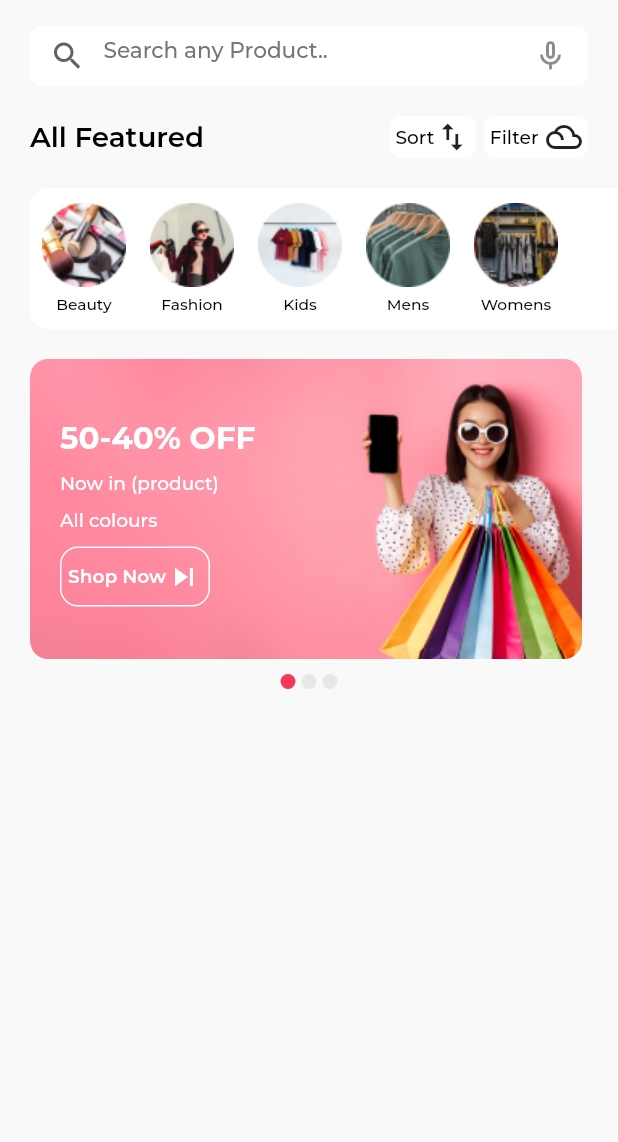
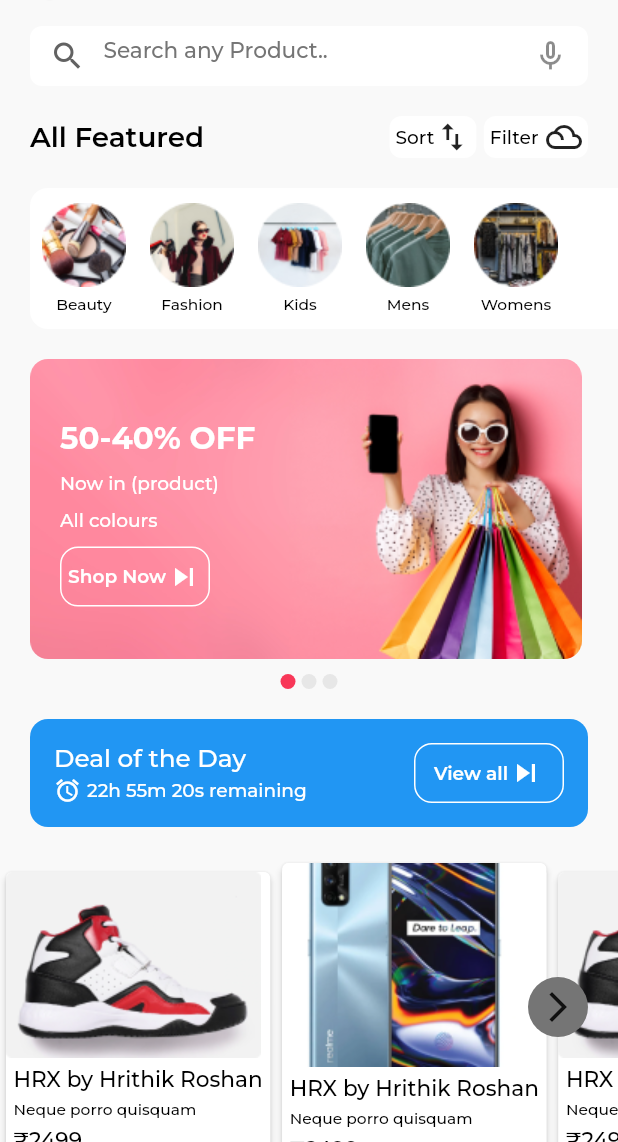
Before and after one commit to AhmedMohmmedd/Stylish-Ecommerce, a Flutter app: the screen it shows after launch, on a phone screen of 412 x 824 dp, the part 94-1236 px from its top. Run offline on Flutter 3.47's test engine with Material 3 defaults, Android fonts, the phone set to English and light mode, and no system bars; our stand-ins replace bloc, flutter_bloc, flutter_svg, go_router; project files that could hold a hidden picture were left out.

Commit message:
deal-of-day-products-list-view-done

```diff
--- /dev/null
+++ b/lib/core/widgets/product_card.dart
@@ -0,0 +1,84 @@
+
+import 'package:flutter/material.dart';
+import 'package:stylish/core/theming/app_style.dart';
+import 'package:stylish/features/home/data/models/product_model.dart';
+
+class ProductCard extends StatelessWidget {
+  const ProductCard({
+    super.key,
+    required this.productModel,
+  });
+  final ProductModel productModel;
+  @override
+  Widget build(BuildContext context) {
+    return Card(
+      elevation: 2,
+      child: Container(
+        decoration: BoxDecoration(
+          borderRadius: BorderRadius.circular(8),
+          color: Colors.white,
+        ),
+        child: Column(
+          crossAxisAlignment: CrossAxisAlignment.start,
+          children: [
+            Image.asset(
+              productModel.image,
+              fit: BoxFit.contain,
+            ),
+            const SizedBox(
+              height: 5,
+            ),
+            Padding(
+              padding: const EdgeInsets.symmetric(horizontal: 5),
+              child: Column(
+                crossAxisAlignment: CrossAxisAlignment.start,
+                children: [
+                  Text(
+                    productModel.titel,
+                    style: AppStyles.styleMedium14(context).copyWith(
+                      color: Colors.black,
+                    ),
+                  ),
+                  const SizedBox(
+                    height: 5,
+                  ),
+                  Text(
+                    productModel.supTitel,
+                    style: AppStyles.styleMedium10(context).copyWith(
+                      color: Colors.black,
+                    ),
+                  ),
+                  const SizedBox(
+                    height: 5,
+                  ),
+                  Text(
+                    '₹${productModel.pric}',
+                    style: AppStyles.styleMedium14(context).copyWith(
+                      color: Colors.black,
+                    ),
+                  ),
+                  const SizedBox(
+                    height: 5,
+                  ),
+                  Text(
+                    '40%Off',
+                    style: AppStyles.styleMedium12(context).copyWith(
+                      color: Colors.black,
+                    ),
+                  ),
+                  const SizedBox(
+                    height: 2,
+                  ),
+                  Image.asset('assets/images/stars.png'),
+                  const SizedBox(
+                    height: 5,
+                  ),
+                ],
+              ),
+            ),
+          ],
+        ),
+      ),
+    );
+  }
+}
--- /dev/null
+++ b/lib/features/home/data/models/product_model.dart
@@ -0,0 +1,8 @@
+class ProductModel{
+  final String image;
+  final String titel;
+  final String supTitel;
+  final String pric;
+
+const  ProductModel({required this.image, required this.titel, required this.supTitel, required this.pric});
+}
--- a/lib/features/home/screens/home_screen.dart
+++ b/lib/features/home/screens/home_screen.dart
@@ -4,6 +4,8 @@ import 'package:stylish/core/theming/app_style.dart';
 import 'package:stylish/core/widgets/custom_home_app_bar.dart';
 import 'package:stylish/core/widgets/custom_text_filed.dart';
 import 'package:stylish/features/home/screens/widgets/all_featured_section.dart';
+import 'package:stylish/features/home/screens/widgets/custom_list_tile.dart';
+import 'package:stylish/features/home/screens/widgets/deal_of_the_day_list_view.dart';
 import 'package:stylish/features/home/screens/widgets/shop_now_section.dart';
 
 class HomeScreen extends StatelessWidget {
@@ -13,7 +15,8 @@ class HomeScreen extends StatelessWidget {
   Widget build(BuildContext context) {
     return const Scaffold(
       appBar: CustomHomeAppBar(),
-      body: Column(
+      body: SingleChildScrollView(
+        child: Column(
           children: [
             Padding(
         padding: EdgeInsets.symmetric(horizontal: 20),
@@ -33,11 +36,22 @@ class HomeScreen extends StatelessWidget {
               padding: EdgeInsets.symmetric(horizontal: 20),
               child: Column(
                 children: [
-                ShopNowSection()
+                  ShopNowSection(),
+                  SizedBox(height: 20,),
+                 CustomListTile(
+                  title: 'Deal of the Day',
+                  subtitle: '22h 55m 20s remaining ',
+                  buttonText: 'View all',
+                 ),
+
                 ],
               ),
-          )
+            ),
+            SizedBox(height: 20,),
+            DealOfTheDayListView(),
+            SizedBox(height: 20,),
           ],
+        ),
       ),
     );
   }
--- /dev/null
+++ b/lib/features/home/screens/widgets/custom_container_buttom.dart
@@ -0,0 +1,36 @@
+
+import 'package:flutter/material.dart';
+import 'package:stylish/core/theming/app_style.dart';
+
+class CustomContainerButtom extends StatelessWidget {
+  const CustomContainerButtom({
+    super.key, required this.text,
+  });
+final  String text;
+  @override
+  Widget build(BuildContext context) {
+    return Container(
+      height: 40,
+      width: 100,
+      decoration: BoxDecoration(
+        border: Border.all(
+          color: Colors.white,
+        ),
+        borderRadius: BorderRadius.circular(12),
+      ),
+      child: Row(
+        mainAxisAlignment: MainAxisAlignment.center,
+        children: [
+          Text(
+            text,
+            style: AppStyles.styleSemiBold12(context),
+          ),
+          const Icon(
+            Icons.skip_next,
+            color: Colors.white,
+          ),
+        ],
+      ),
+    );
+  }
+}
--- /dev/null
+++ b/lib/features/home/screens/widgets/custom_list_tile.dart
@@ -0,0 +1,45 @@
+import 'package:flutter/material.dart';
+import 'package:stylish/core/theming/app_style.dart';
+import 'package:stylish/features/home/screens/widgets/custom_container_buttom.dart';
+import 'package:stylish/features/home/screens/widgets/show_now_card.dart';
+
+class CustomListTile extends StatelessWidget {
+  const CustomListTile({super.key, required this.title, required this.subtitle, required this.buttonText});
+final String title , subtitle , buttonText;
+  @override
+  Widget build(BuildContext context) {
+    return Container(
+      decoration: BoxDecoration(
+        borderRadius: BorderRadius.circular(12),
+        color: Colors.blue,
+      ),
+      child: ListTile(
+        title: Text(
+          title,
+          style: AppStyles.styleMedium16(context),
+        ),
+        subtitle: Row(
+          children: [
+            const Icon(
+              Icons.alarm,
+              color: Colors.white,
+              size: 18,
+            ),
+            const SizedBox(
+              width: 4,
+            ),
+            Text(
+              subtitle,
+              style: AppStyles.styleReguler12(context).copyWith(
+                color: Colors.white,
+              ),
+            ),
+          ],
+        ),
+        trailing:  CustomContainerButtom(
+          text: buttonText,
+        ),
+      ),
+    );
+  }
+}
--- /dev/null
+++ b/lib/features/home/screens/widgets/deal_of_the_day_list_view.dart
@@ -0,0 +1,57 @@
+import 'package:flutter/material.dart';
+import 'package:stylish/core/theming/app_style.dart';
+import 'package:stylish/core/widgets/product_card.dart';
+import 'package:stylish/features/home/data/models/product_model.dart';
+
+class DealOfTheDayListView extends StatelessWidget {
+  const DealOfTheDayListView({super.key});
+  static List items = [
+    const ProductModel(
+      image: 'assets/images/shoose.png',
+      titel: 'HRX by Hrithik Roshan',
+      supTitel: 'Neque porro quisquam',
+      pric: '2499',
+    ),
+    const ProductModel(
+      image: 'assets/images/phone.png',
+      titel: 'HRX by Hrithik Roshan',
+      supTitel: 'Neque porro quisquam',
+      pric: '2499',
+    ),
+    const ProductModel(
+      image: 'assets/images/shoose.png',
+      titel: 'HRX by Hrithik Roshan',
+      supTitel: 'Neque porro quisquam',
+      pric: '2499',
+    ),
+  ];
+  @override
+  Widget build(BuildContext context) {
+    return Stack(
+      children: [
+        SingleChildScrollView(
+          scrollDirection: Axis.horizontal,
+          child: Row(
+            children: List.generate(
+              items.length,
+              (index) => ProductCard(
+                productModel: items[index],
+              ),
+            ),
+          ),
+        ),
+        Positioned(
+          top: 80,
+          right: 20,
+          child: Container(
+            height: 40,
+            width: 40,
+            decoration:
+                BoxDecoration(shape: BoxShape.circle, color: Colors.grey[600]),
+            child: const Icon(Icons.arrow_forward_ios_outlined),
+          ),
+        )
+      ],
+    );
+  }
+}
--- a/lib/features/home/screens/widgets/show_now_card.dart
+++ b/lib/features/home/screens/widgets/show_now_card.dart
@@ -1,6 +1,7 @@
 
 import 'package:flutter/material.dart';
 import 'package:stylish/core/theming/app_style.dart';
+import 'package:stylish/features/home/screens/widgets/custom_container_buttom.dart';
 
 class ShopNowCard extends StatelessWidget {
   const ShopNowCard({
@@ -56,29 +57,7 @@ class ShopNowCard extends StatelessWidget {
               const SizedBox(
                 height: 10,
               ),
-              Container(
-                height: 40,
-                width: 100,
-                decoration: BoxDecoration(
-                  border: Border.all(
-                    color: Colors.white,
-                  ),
-                  borderRadius: BorderRadius.circular(12),
-                ),
-                child: Row(
-                  mainAxisAlignment: MainAxisAlignment.center,
-                  children: [
-                    Text(
-                      'Shop Now',
-                      style: AppStyles.styleSemiBold12(context),
-                    ),
-                    const Icon(
-                      Icons.skip_next,
-                      color: Colors.white,
-                    ),
-                  ],
-                ),
-              ),
+             const CustomContainerButtom(text: 'Shop Now',),
             ],
           ),
         ),
```
Also changed, not shown: assets/images/stars.png (added). Lines whose indentation alone changed are shown as unchanged.
